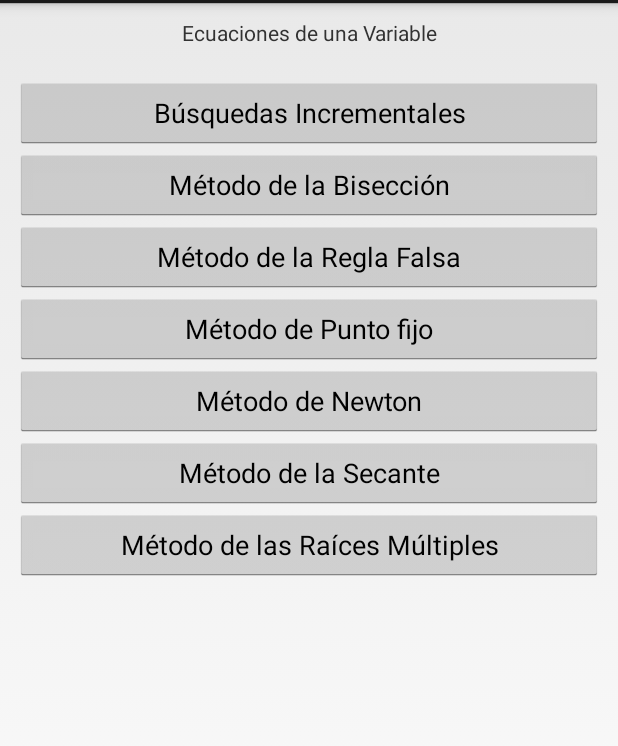
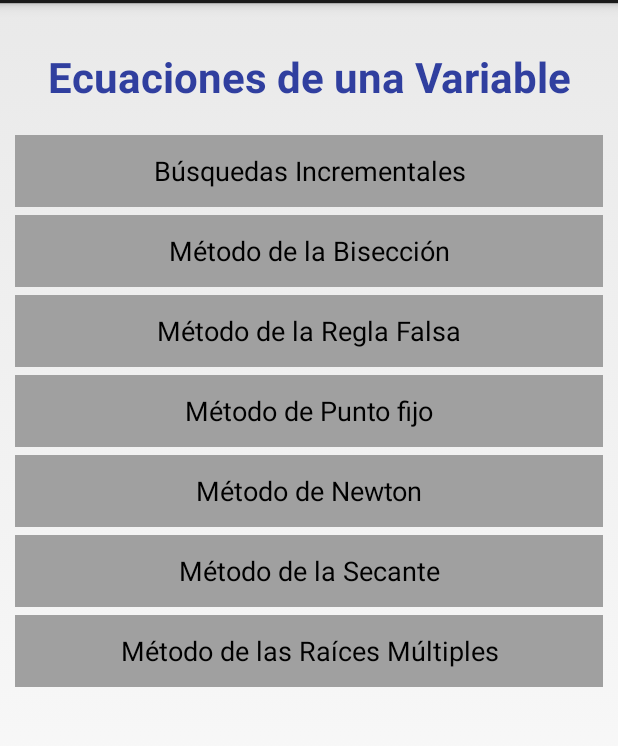
Before and after one commit to slopezv2/Geminis, an Android app: the MenuUnaVariableActividad screen opened directly, with no data from a screen before it, on a phone screen of 412 x 824 dp, the part 69-815 px from its top. Run offline under Robolectric (Android 15) with nearby library versions, the phone set to English and light mode, and no system bars.

Commit message:
Se agregaron iconos y se empezo a modificar los estilos de la app

```diff
--- a/app/src/main/AndroidManifest.xml
+++ b/app/src/main/AndroidManifest.xml
@@ -4,9 +4,9 @@
 
     <application
         android:allowBackup="true"
-        android:icon="@mipmap/ic_launcher"
+        android:icon="@mipmap/ic_launcher_geminis_project"
         android:label="@string/app_name"
-        android:roundIcon="@mipmap/ic_launcher_round"
+        android:roundIcon="@mipmap/ic_launcher_round_geminis_project"
         android:supportsRtl="true"
         android:theme="@style/AppTheme">
         <activity android:name=".actividades.MainActivity">
--- a/app/src/main/java/eafit/geminis/actividades/MainActivity.java
+++ b/app/src/main/java/eafit/geminis/actividades/MainActivity.java
@@ -10,6 +10,7 @@ import android.widget.ListView;
 import eafit.geminis.R;
 import eafit.geminis.actividades.ecuacionesunavariable.MenuUnaVariableActividad;
 import eafit.geminis.actividades.interpolacion.MenuInterpolacionActividad;
+import eafit.geminis.actividades.sistemasecuaciones.MenuSistemasEcuacionesActividad;
 import eafit.geminis.actividades.utilidades.GraficadorEntradaActividad;
 
 public class MainActivity extends ActividadBase {
@@ -41,7 +42,7 @@ public class MainActivity extends ActividadBase {
                                 startActivity(intent);
                                 break;
                             case "Sistema de ecuaciones":
-                                intent = new Intent(MainActivity.this,MenuUnaVariableActividad.class);
+                                intent = new Intent(MainActivity.this, MenuSistemasEcuacionesActividad.class);
                                 startActivity(intent);
                                 break;
                             case "Interpolación":
--- a/app/src/main/res/layout/actividad_menu_una_variable.xml
+++ b/app/src/main/res/layout/actividad_menu_una_variable.xml
@@ -11,45 +11,62 @@
         android:layout_width="match_parent"
         android:layout_height="wrap_content"
         android:text="@string/titulo_una_variable"
+        android:textStyle="bold"
+        android:textColor="@color/colorPrimaryDark"
+        android:textSize="@dimen/tamanio_titulos"
         android:textAlignment="center"
-        android:layout_marginBottom="20dp"/>
+        android:layout_marginBottom="20dp"
+        android:layout_marginTop="20dp"/>
     <Button
         android:layout_width="match_parent"
         android:layout_height="wrap_content"
         android:text="@string/titulo_busquedas_incrementales"
+        android:background="@color/botones_menu_una_variable"
+        android:layout_marginBottom="@dimen/espacio_menu"
         android:id="@+id/bt_ir_busquedas"/>
     <Button
         android:layout_width="match_parent"
         android:layout_height="wrap_content"
         android:text="@string/titulo_biseccion"
+        android:background="@color/botones_menu_una_variable"
+        android:layout_marginBottom="@dimen/espacio_menu"
         android:id="@+id/bt_ir_biseccion"/>
     <Button
         android:layout_width="match_parent"
         android:layout_height="wrap_content"
         android:text="@string/titulo_regla_falsa"
+        android:background="@color/botones_menu_una_variable"
+        android:layout_marginBottom="@dimen/espacio_menu"
         android:id="@+id/bt_ir_regla_falsa"/>
     <Button
         android:layout_width="match_parent"
         android:layout_height="wrap_content"
         android:text="@string/titulo_punto_fijo"
+        android:background="@color/botones_menu_una_variable"
+        android:layout_marginBottom="@dimen/espacio_menu"
         android:id="@+id/bt_ir_punto_fijo"
         />
     <Button
         android:layout_width="match_parent"
         android:layout_height="wrap_content"
         android:text="@string/titulo_newton"
+        android:background="@color/botones_menu_una_variable"
+        android:layout_marginBottom="@dimen/espacio_menu"
         android:id="@+id/bt_ir_newton"
         />
     <Button
         android:layout_width="match_parent"
         android:layout_height="wrap_content"
         android:text="@string/titulo_secante"
+        android:background="@color/botones_menu_una_variable"
+        android:layout_marginBottom="@dimen/espacio_menu"
         android:id="@+id/bt_ir_secante"
         />
     <Button
         android:layout_width="match_parent"
         android:layout_height="wrap_content"
         android:text="@string/titulo_raices_multiples"
+        android:background="@color/botones_menu_una_variable"
         android:id="@+id/bt_ir_raices_multiples"
         />
 </LinearLayout>
--- a/app/src/main/res/layout/activity_main.xml
+++ b/app/src/main/res/layout/activity_main.xml
@@ -10,7 +10,7 @@
         android:layout_width="match_parent"
         android:layout_height="wrap_content"
         android:textAlignment="center"
-        android:src="@mipmap/ic_launcher"
+        android:src="@mipmap/ic_launcher_geminis_project"
         android:layout_margin="@dimen/margen_abajo_entrada"/>
     <TextView
         android:layout_width="match_parent"
@@ -18,11 +18,15 @@
         android:text="@string/app_name"
         android:textAlignment="center"
         android:textSize="@dimen/tamanio_titulos"
+        android:textAllCaps="true"
+        android:textColor="@color/colorPrimaryDark"
+        android:textStyle="bold"
         android:layout_margin="@dimen/margen_abajo_entrada"/>
 
     <ListView
         android:layout_width="match_parent"
         android:layout_height="match_parent"
+        android:layout_margin="@dimen/margen_abajo_menu"
         android:id="@+id/listaMetodos"
         >
     </ListView>
--- a/app/src/main/res/values/colors.xml
+++ b/app/src/main/res/values/colors.xml
@@ -3,5 +3,7 @@
     <color name="colorPrimary">#3F51B5</color>
     <color name="colorPrimaryDark">#303F9F</color>
     <color name="colorAccent">#FF4081</color>
-    <color name="fondoTabla">#dddddd</color>
+    <color name="fondoTabla">#E6EAEE</color>
+    <color name="botones_calcular">#004C99</color>
+    <color name="botones_menu_una_variable">#A0A0A0</color>
 </resources>
--- a/app/src/main/res/values/dimens.xml
+++ b/app/src/main/res/values/dimens.xml
@@ -2,6 +2,8 @@
 <resources>
     <dimen name="tamanio_entrada">16sp</dimen>
     <dimen name="margen_abajo_entrada">10dp</dimen>
+    <dimen name="margen_abajo_menu">20dp</dimen>
     <dimen name="tamanio_letra_item_lista">20sp</dimen>
     <dimen name="tamanio_titulos">28sp</dimen>
+    <dimen name="espacio_menu">5sp</dimen>
 </resources>
--- a/app/src/main/res/values/strings.xml
+++ b/app/src/main/res/values/strings.xml
@@ -33,7 +33,7 @@
     <string name="pista_entrada_funciones">Una función por cada línea con el formato:
         f->sqrt(x+3)/4 donde f es el nombre de la función</string>
     <string name="texto_btgraficar">Graficar</string>
-    <string name="detalles">detalles</string>
+    <string name="detalles">Detalles</string>
     <string name="Agregar_ecuacion">Agregar ecuación</string>
     <string name="st_volver">Volver</string>
     <string name="sp_entrada">Seleccione una ecuación para agregar</string>
```
Also changed, not shown: app/src/main/res/drawable/style_table.xml (added, +7 -0 lines), app/src/main/res/layout/actividad_biseccion.xml (+6 -1 lines), app/src/main/res/layout/actividad_menu_interpolacion.xml (+10 -3 lines), app/src/main/res/layout/actividad_menu_sistemas_ecuaciones.xml (+10 -2 lines), app/src/main/ic_launcher_round_geminis_project-web.png (added), app/src/main/res/mipmap-hdpi/ic_launcher_round_geminis_project.png (added), app/src/main/res/mipmap-mdpi/ic_launcher_round_geminis_project.png (added), app/src/main/res/mipmap-xhdpi/ic_launcher_round_geminis_project.png (added), app/src/main/res/mipmap-xxhdpi/ic_launcher_round_geminis_project.png (added), app/src/main/res/mipmap-xxxhdpi/ic_launcher_round_geminis_project.png (added).
